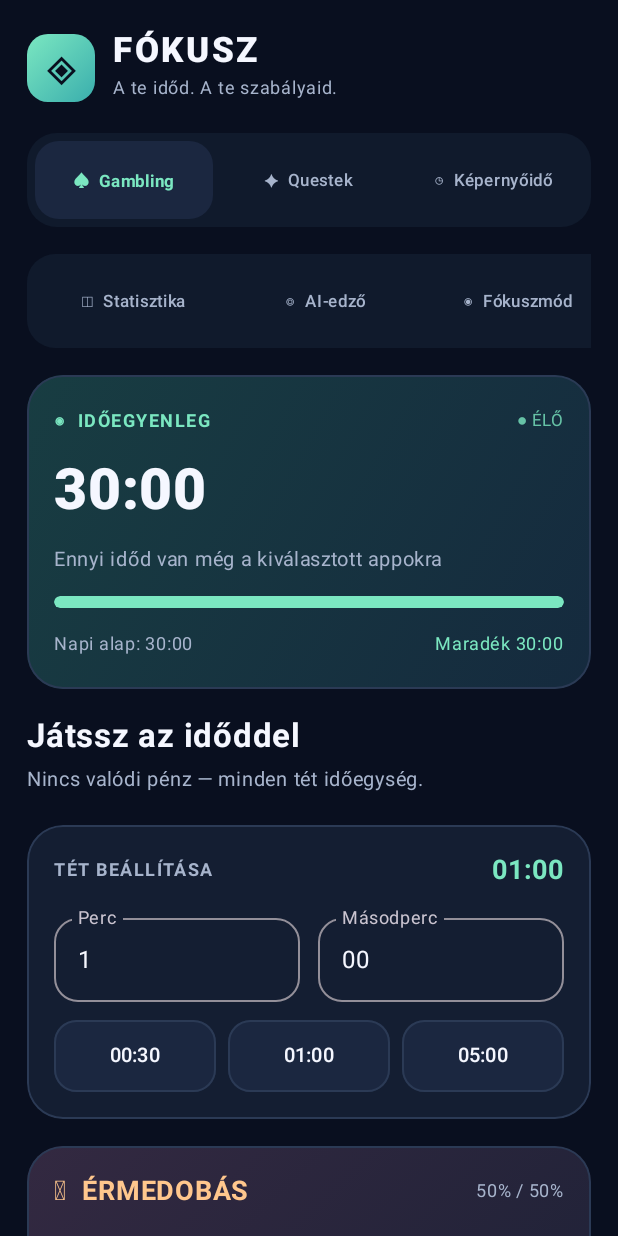
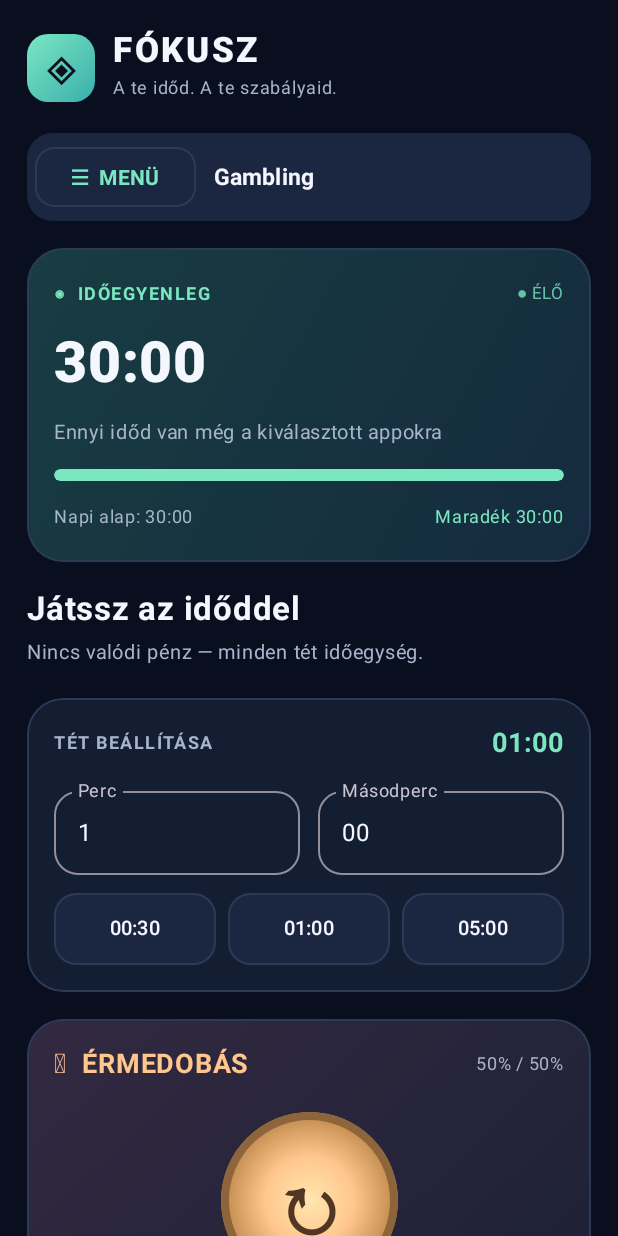
Before and after one commit to hattjano-collab/Fokusz, an Android app built with Jetpack Compose: the screen it shows after launch (MainActivity), on a phone screen of 412 x 824 dp. Run offline under Robolectric (Android 15) with nearby library versions, the phone set to English and light mode, and no system bars.

Commit message:
Replace two rows of tabs with polished left-side navigation drawer and remove Friends tab

```diff
--- a/app/src/main/java/hu/fokusz/MainActivity.kt
+++ b/app/src/main/java/hu/fokusz/MainActivity.kt
@@ -36,6 +36,10 @@ import androidx.compose.material3.ButtonDefaults
 import androidx.compose.material3.Card
 import androidx.compose.material3.CardDefaults
 import androidx.compose.material3.LinearProgressIndicator
+import androidx.compose.material3.DrawerValue
+import androidx.compose.material3.ModalDrawerSheet
+import androidx.compose.material3.ModalNavigationDrawer
+import androidx.compose.material3.NavigationDrawerItem
 import androidx.compose.material3.MaterialTheme
 import androidx.compose.material3.OutlinedButton
 import androidx.compose.material3.OutlinedTextField
@@ -49,6 +53,8 @@ import androidx.compose.runtime.mutableStateOf
 import androidx.compose.runtime.remember
 import androidx.compose.runtime.setValue
 import androidx.compose.runtime.saveable.rememberSaveable
+import androidx.compose.runtime.rememberCoroutineScope
+import kotlinx.coroutines.launch
 import androidx.compose.ui.Alignment
 import androidx.compose.ui.Modifier
 import androidx.compose.ui.draw.clip
@@ -407,6 +413,41 @@ class MainActivity : ComponentActivity() {
         hands.size < 4 && !current.ace && bal >= current.bet
     val betEnabled = wagerValid && !live && !coinFlipping
 
+    val drawerState = androidx.compose.material3.rememberDrawerState(DrawerValue.Closed)
+    val drawerScope = rememberCoroutineScope()
+    ModalNavigationDrawer(
+        drawerState = drawerState,
+        drawerContent = {
+            ModalDrawerSheet(modifier=Modifier.width(295.dp),
+                drawerContainerColor=Panel) {
+                Column(Modifier.statusBarsPadding().padding(16.dp),
+                    verticalArrangement=Arrangement.spacedBy(7.dp)) {
+                    Text("FÓKUSZ",color=Mint,fontWeight=FontWeight.Black,fontSize=24.sp)
+                    Text("Válassz funkciót",color=Muted,fontSize=13.sp)
+                    Spacer(Modifier.height(12.dp))
+                    listOf(
+                        Triple(0,"♠","Gambling"),
+                        Triple(1,"✦","Questek"),
+                        Triple(2,"◷","Képernyőidő"),
+                        Triple(3,"▥","Statisztika"),
+                        Triple(4,"◎","AI-edző"),
+                        Triple(5,"◉","Fókuszmód"),
+                        Triple(6,"⚙","Beállítások")
+                    ).forEach { (id,symbol,label) ->
+                        NavigationDrawerItem(
+                            label={Text(symbol + "   " + label,color=if(tab==id)Mint else White)},
+                            selected=tab==id,
+                            onClick={
+                                tab=id
+                                drawerScope.launch { drawerState.close() }
+                            },
+                            shape=RoundedCornerShape(15.dp)
+                        )
+                    }
+                }
+            }
+        }
+    ) {
     Column(
         Modifier.fillMaxSize().statusBarsPadding().navigationBarsPadding()
             .verticalScroll(rememberScrollState()).padding(horizontal = 18.dp, vertical = 20.dp),
@@ -425,23 +466,17 @@ class MainActivity : ComponentActivity() {
             }
         }
 
-        Row(
-            Modifier.fillMaxWidth().clip(RoundedCornerShape(20.dp))
-                .background(Color(0xFF101A2C)).padding(5.dp),
-            horizontalArrangement = Arrangement.spacedBy(4.dp)
-        ) {
-            NavTab("Gambling", "♠", tab == 0, Modifier.weight(1f)) { tab = 0 }
-            NavTab("Questek", "✦", tab == 1, Modifier.weight(1f)) { tab = 1 }
-            NavTab("Képernyőidő", "◷", tab == 2, Modifier.weight(1f)) { tab = 2 }
-        }
-        Row(Modifier.fillMaxWidth().horizontalScroll(rememberScrollState())
-            .clip(RoundedCornerShape(19.dp)).background(Color(0xFF101A2C))
-            .padding(5.dp), horizontalArrangement = Arrangement.spacedBy(6.dp)) {
-            NavTab("Statisztika", "◫", tab == 3, Modifier.width(132.dp)) { tab = 3 }
-            NavTab("AI-edző", "◎", tab == 4, Modifier.width(112.dp)) { tab = 4 }
-            NavTab("Fókuszmód", "◉", tab == 5, Modifier.width(132.dp)) { tab = 5 }
-            NavTab("Beállítások", "⚙", tab == 6, Modifier.width(140.dp)) { tab = 6 }
-            NavTab("Barátok", "♧", tab == 7, Modifier.width(120.dp)) { tab = 7 }
+        Row(Modifier.fillMaxWidth().clip(RoundedCornerShape(17.dp))
+            .background(Panel2).padding(5.dp), verticalAlignment=Alignment.CenterVertically,
+            horizontalArrangement=Arrangement.spacedBy(12.dp)) {
+            OutlinedButton(onClick={drawerScope.launch { drawerState.open() }},
+                border=BorderStroke(1.dp,Border),shape=RoundedCornerShape(13.dp),
+                colors=ButtonDefaults.outlinedButtonColors(contentColor=Mint)) {
+                Text("☰  MENÜ",fontWeight=FontWeight.Bold)
+            }
+            Text(listOf("Gambling","Questek","Képernyőidő","Statisztika",
+                "AI-edző","Fókuszmód","Beállítások").getOrElse(tab) { "Fókusz" },
+                color=White,fontWeight=FontWeight.Bold, fontSize=15.sp)
         }
 
         if (tab == 0) {
@@ -592,7 +627,7 @@ class MainActivity : ComponentActivity() {
                     color = Muted, fontSize = 11.sp)
             }
         } else if (tab == 1) {
-            QuestPanel(isRunning, usageOk, overlayOk) { tab = 2 }
+            QuestPanel(isRunning, usageOk, overlayOk, { tab = 2 }, { tab = 6 })
         } else if (tab == 2) {
             SectionLabel("Képernyőidő", "Az időkereted, engedélyeid és védelmed.")
             TimeHero(bal)
@@ -660,13 +695,12 @@ class MainActivity : ComponentActivity() {
             FocusPanel(isRunning, usageOk, overlayOk) { tab = 2 }
         } else if (tab == 6) {
             OptionsPanel()
-        } else if (tab == 7) {
-            FriendsPanel()
         }
         Spacer(Modifier.height(14.dp))
-        Text("FÓKUSZ  •  2.0", color = Muted.copy(alpha = .6f),
+        Text("FÓKUSZ  •  2.1", color = Muted.copy(alpha = .6f),
             modifier = Modifier.fillMaxWidth(), textAlign = TextAlign.Center, fontSize = 11.sp)
         Spacer(Modifier.height(8.dp))
+    }
     }
 }
 
```
